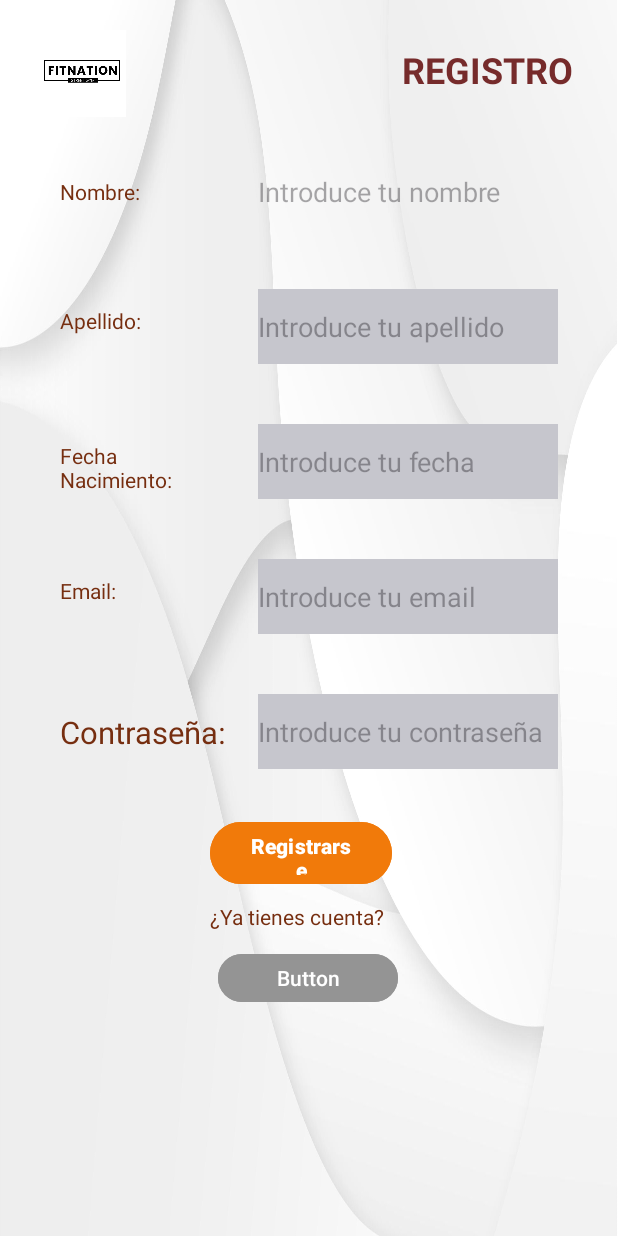
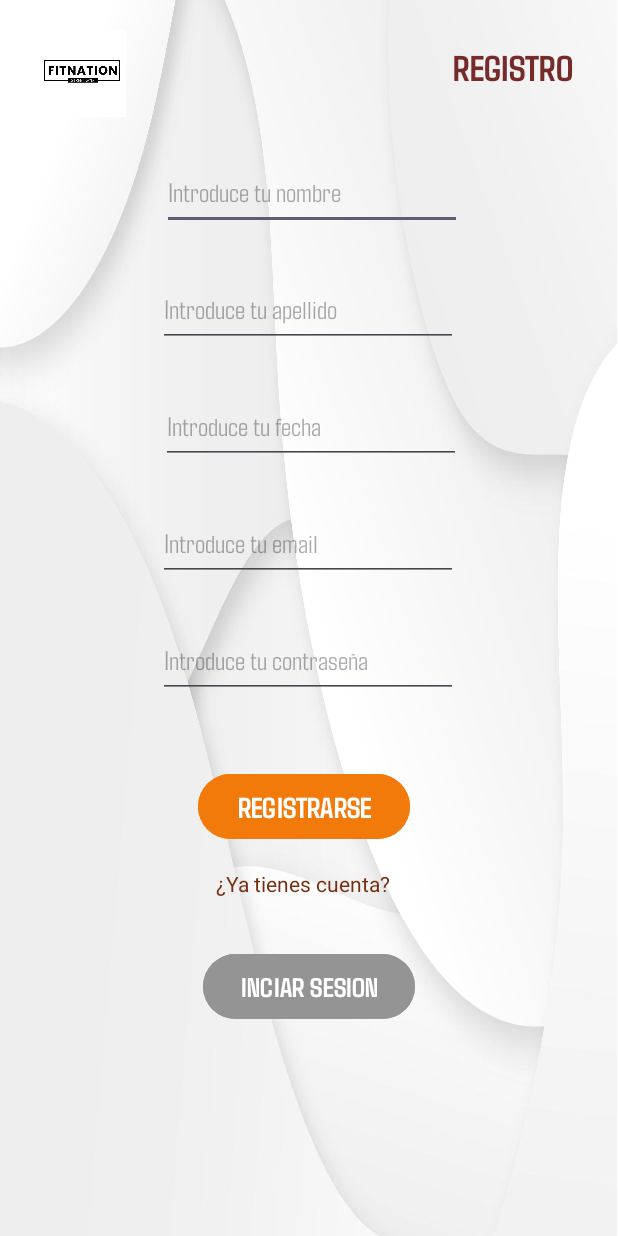
Before and after one commit to Memelero/E1_T5_MOB, an Android app: the RegistroActivity screen opened directly, with no data from a screen before it, on a phone screen of 412 x 824 dp. Run offline under Robolectric (Android 15) with nearby library versions, the phone set to English and light mode, and no system bars.

Commit message:
vista regsitro + login

```diff
--- a/app/src/main/res/layout/activity_login.xml
+++ b/app/src/main/res/layout/activity_login.xml
@@ -27,7 +27,8 @@
         android:layout_marginTop="30dp"
         android:layout_marginEnd="30dp"
         android:text="@string/login_title"
-        android:textColor="#000"
+        android:fontFamily="@font/agdasima_bold"
+        android:textColor="#762E10"
         android:textSize="24sp"
         android:textStyle="bold"
         app:layout_constraintEnd_toEndOf="parent"
@@ -39,8 +40,9 @@
         android:layout_height="42dp"
         android:layout_marginStart="68dp"
         android:layout_marginTop="56dp"
-        android:autoSizeTextType="uniform"
+        android:textSize="30dp"
         android:text="@string/email_label2"
+        android:fontFamily="@font/agdasima_bold"
         android:textColor="#762E10"
         app:layout_constraintStart_toStartOf="parent"
         app:layout_constraintTop_toBottomOf="@id/imageView"
@@ -51,60 +53,66 @@
         android:layout_width="200dp"
         android:layout_height="50dp"
         android:layout_marginStart="20dp"
+        android:layout_marginTop="36dp"
         android:layout_marginEnd="20dp"
         android:autofillHints="name"
-        android:background="@android:color/background_light"
-        app:layout_constraintTop_toBottomOf="@id/textView"
+        android:background="@color/material_dynamic_neutral80"
         android:ems="10"
         android:hint="@string/edit_text_hint1.1"
+        android:fontFamily="@font/agdasima_normal"
         android:inputType="text"
         android:textColor="#FFFFFF"
         app:layout_constraintEnd_toEndOf="parent"
         app:layout_constraintHorizontal_bias="0.28"
         app:layout_constraintStart_toStartOf="parent"
-        tools:ignore="MissingConstraints"
-        tools:layout_editor_absoluteY="176dp" />
+        app:layout_constraintTop_toBottomOf="@id/textView"
+        tools:ignore="MissingConstraints" />
 
     <TextView
         android:id="@+id/textViewContraseñaLogin"
-        android:layout_width="99dp"
+        android:layout_width="140dp"
         android:layout_height="46dp"
-        android:layout_marginTop="24dp"
         android:layout_marginStart="68dp"
-        android:autoSizeTextType="uniform"
+        android:layout_marginTop="36dp"
+        android:textSize="30dp"
         android:text="@string/contraseña_label2"
+        android:fontFamily="@font/agdasima_bold"
         android:textColor="#762E10"
+        app:layout_constraintStart_toStartOf="parent"
         app:layout_constraintTop_toBottomOf="@id/editIntroduceEmail"
-        tools:ignore="MissingConstraints,UnusedAttribute"
-        tools:layout_editor_absoluteX="68dp" />
+        tools:ignore="MissingConstraints,UnusedAttribute" />
+
     <EditText
         android:id="@+id/editTextText2"
         android:layout_width="200dp"
         android:layout_height="50dp"
         android:layout_marginStart="20dp"
+        android:layout_marginTop="36dp"
         android:layout_marginEnd="20dp"
         android:autofillHints="address"
-        android:background="@android:color/background_light"
+        android:background="@color/material_dynamic_neutral_variant80"
         android:ems="10"
-        app:layout_constraintTop_toBottomOf="@id/textViewContraseñaLogin"
         android:hint="@string/edit_text_hint2.2"
+        android:fontFamily="@font/agdasima_normal"
         android:inputType="text"
         android:textColor="#FFFFFF"
         app:layout_constraintEnd_toEndOf="parent"
         app:layout_constraintHorizontal_bias="0.28"
         app:layout_constraintStart_toStartOf="parent"
-        tools:ignore="MissingConstraints"
-        tools:layout_editor_absoluteY="298dp" />
+        app:layout_constraintTop_toBottomOf="@id/textViewContraseñaLogin"
+        tools:ignore="MissingConstraints" />
 
     <Button
         android:id="@+id/button2"
-        android:layout_width="121dp"
-        android:layout_height="55dp"
-        android:layout_marginStart="144dp"
-        android:layout_marginTop="376dp"
+        android:layout_width="187dp"
+        android:layout_height="65dp"
+        android:layout_marginStart="112dp"
+        android:layout_marginTop="480dp"
         android:backgroundTint="?android:attr/colorMultiSelectHighlight"
+        android:fontFamily="@font/agdasima_bold"
         android:text="@string/login2_button"
         android:textColor="#FFFFFF"
+        android:textSize="25dp"
         android:textStyle="bold"
         app:layout_constraintStart_toStartOf="parent"
         app:layout_constraintTop_toTopOf="parent" />
--- a/app/src/main/res/layout/activity_registro.xml
+++ b/app/src/main/res/layout/activity_registro.xml
@@ -6,6 +6,8 @@
     android:layout_height="match_parent"
     tools:context="com.example.e1_t5_mob.RegistroActivity"
     android:background="@drawable/fondo">
+
+
 
     <ImageView
         android:id="@+id/imageView"
@@ -26,181 +28,127 @@
         android:layout_marginEnd="30dp"
         android:text="@string/registro_title"
         android:textColor="#762B2B"
+        android:fontFamily="@font/agdasima_bold"
         android:textSize="24sp"
         android:textStyle="bold"
         app:layout_constraintEnd_toEndOf="parent"
         app:layout_constraintTop_toTopOf="parent" />
 
-    <TextView
-        android:id="@+id/textView"
-        android:layout_width="91dp"
-        android:layout_height="42dp"
-        android:layout_marginStart="40dp"
-        android:layout_marginTop="40dp"
-
-        android:text="@string/nombre_label"
-        android:textColor="#762E10"
-        app:layout_constraintStart_toStartOf="parent"
-        app:layout_constraintTop_toBottomOf="@id/imageView"
-        tools:ignore="UnusedAttribute"
-        tools:textSize="18sp" />
-
     <EditText
         android:id="@+id/editTextText"
         android:layout_width="200dp"
         android:layout_height="50dp"
-        android:layout_marginStart="20dp"
 
-        android:layout_marginTop="40dp"
-        android:layout_marginEnd="20dp"
+        android:layout_marginTop="44dp"
+        android:layout_marginEnd="104dp"
         android:autofillHints="name"
-        android:background="@android:color/transparent"
         android:ems="10"
 
+        android:fontFamily="@font/agdasima_normal"
         android:hint="@string/edit_text_hint"
         android:inputType="text"
-        android:textColor="@color/white"
+        android:textColor="@color/red"
+
         app:layout_constraintEnd_toEndOf="parent"
-        app:layout_constraintStart_toEndOf="@+id/textView"
         app:layout_constraintTop_toBottomOf="@id/registroTextView"
         tools:ignore="MissingConstraints" />
-    <TextView
-        android:id="@+id/textView2"
-        android:layout_width="99dp"
-        android:layout_height="46dp"
-        android:layout_marginStart="40dp"
-        android:layout_marginTop="44dp"
-
-        android:text="@string/apellido_label"
-        android:textColor="#762E10"
-        app:layout_constraintStart_toStartOf="parent"
-        app:layout_constraintTop_toBottomOf="@id/textView"
-        tools:ignore="MissingConstraints,UnusedAttribute"
-        tools:textSize="18sp" />
 
     <EditText
         android:id="@+id/editTextText2"
         android:layout_width="200dp"
         android:layout_height="50dp"
         android:layout_marginStart="20dp"
-        android:layout_marginTop="40dp"
+        android:layout_marginTop="28dp"
         android:layout_marginEnd="20dp"
         android:autofillHints="address"
-        android:background="@color/material_dynamic_neutral80"
+
         android:ems="10"
+        android:fontFamily="@font/agdasima_normal"
         android:hint="@string/edit_text_hint2"
         android:inputType="text"
-        android:textColor="#FFFFFF"
+        android:textColor="@color/red"
+
         app:layout_constraintEnd_toEndOf="parent"
-        app:layout_constraintHorizontal_bias="0.883"
+        app:layout_constraintHorizontal_bias="0.497"
         app:layout_constraintStart_toStartOf="parent"
         app:layout_constraintTop_toBottomOf="@id/editTextText"
         tools:ignore="MissingConstraints" />
 
-    <TextView
-        android:id="@+id/textView3"
-        android:layout_width="99dp"
-        android:layout_height="46dp"
-        android:layout_marginStart="40dp"
-        android:layout_marginTop="44dp"
-
-        android:text="@string/fecha_label"
-        android:textColor="#762E10"
-        app:layout_constraintStart_toStartOf="parent"
-        app:layout_constraintTop_toBottomOf="@id/textView2"
-        tools:ignore="MissingConstraints,UnusedAttribute"
-        tools:textSize="18sp" />
     <EditText
         android:id="@+id/editTextdate"
         android:layout_width="200dp"
         android:layout_height="50dp"
         android:layout_marginStart="20dp"
-        android:layout_marginTop="40dp"
+        android:layout_marginTop="28dp"
         android:layout_marginEnd="20dp"
+
         android:autofillHints="address"
-        android:background="@color/material_dynamic_neutral80"
+
         android:ems="10"
+        android:fontFamily="@font/agdasima_normal"
         android:hint="@string/edit_text_hint3"
         android:inputType="date"
-        android:textColor="#FFFFFF"
+        android:textColor="@color/red"
+
         app:layout_constraintEnd_toEndOf="parent"
-        app:layout_constraintHorizontal_bias="0.883"
+        app:layout_constraintHorizontal_bias="0.508"
         app:layout_constraintStart_toStartOf="parent"
         app:layout_constraintTop_toBottomOf="@id/editTextText2"
         tools:ignore="MissingConstraints" />
-
-    <TextView
-        android:id="@+id/textView4"
-        android:layout_width="99dp"
-        android:layout_height="46dp"
-        android:layout_marginStart="40dp"
-        android:layout_marginTop="44dp"
-
-        android:text="@string/email_label"
-        android:textColor="#762E10"
-        app:layout_constraintStart_toStartOf="parent"
-        app:layout_constraintTop_toBottomOf="@id/textView3"
-        tools:ignore="MissingConstraints,UnusedAttribute"
-        tools:textSize="18sp" />
 
     <EditText
         android:id="@+id/editTextTextEmailAddress"
         android:layout_width="200dp"
         android:layout_height="50dp"
         android:layout_marginStart="20dp"
-        android:layout_marginTop="40dp"
+        android:layout_marginTop="28dp"
         android:layout_marginEnd="20dp"
+
         android:autofillHints="address"
-        android:background="@color/material_dynamic_neutral80"
+
         android:ems="10"
+        android:fontFamily="@font/agdasima_normal"
         android:hint="@string/edit_text_hint4"
         android:inputType="textEmailAddress"
-        android:textColor="#FFFFFF"
+        android:textColor="@color/red"
+
         app:layout_constraintEnd_toEndOf="parent"
-        app:layout_constraintHorizontal_bias="0.883"
+        app:layout_constraintHorizontal_bias="0.497"
         app:layout_constraintStart_toStartOf="parent"
         app:layout_constraintTop_toBottomOf="@id/editTextdate"
         tools:ignore="MissingConstraints" />
 
-    <TextView
-        android:id="@+id/textView5"
-        android:layout_width="111dp"
-        android:layout_height="36dp"
-        android:layout_marginStart="40dp"
-        android:layout_marginTop="44dp"
-        android:autoSizeTextType="uniform"
-        android:text="@string/contraseña_label"
-        android:textColor="#762E10"
-        app:layout_constraintStart_toStartOf="parent"
-        app:layout_constraintTop_toBottomOf="@id/textView4"
-        tools:ignore="MissingConstraints,UnusedAttribute"
-        tools:textSize="18sp" />
     <EditText
         android:id="@+id/editTextNumberPassword"
         android:layout_width="200dp"
         android:layout_height="50dp"
         android:layout_marginStart="20dp"
-        android:layout_marginTop="40dp"
+        android:layout_marginTop="28dp"
         android:layout_marginEnd="20dp"
+
         android:autofillHints="password"
-        android:background="@color/material_dynamic_neutral80"
+
         android:ems="10"
+        android:fontFamily="@font/agdasima_normal"
         android:hint="@string/edit_text_hint5"
-        android:inputType="numberPassword"
-        android:textColor="#FFFFFF"
+        android:inputType="textWebPassword"
+        android:textColor="@color/red"
+
         app:layout_constraintEnd_toEndOf="parent"
-        app:layout_constraintHorizontal_bias="0.883"
+        app:layout_constraintHorizontal_bias="0.497"
         app:layout_constraintStart_toStartOf="parent"
         app:layout_constraintTop_toBottomOf="@id/editTextTextEmailAddress"
         tools:ignore="MissingConstraints" />
 
     <Button
         android:id="@+id/button2"
-        android:layout_width="121dp"
-        android:layout_height="49dp"
-        android:layout_marginStart="140dp"
-        android:layout_marginTop="544dp"
+        android:layout_width="141dp"
+        android:layout_height="51dp"
+        android:layout_marginStart="132dp"
+        android:layout_marginTop="512dp"
+        android:autoSizeTextType="uniform"
         android:backgroundTint="?android:attr/colorMultiSelectHighlight"
+        android:fontFamily="@font/agdasima_bold"
         android:text="@string/registrarse1_button"
         android:textColor="#FFFFFF"
         android:textStyle="bold"
@@ -211,8 +159,8 @@
         android:id="@+id/idTextView6"
         android:layout_width="120dp"
         android:layout_height="40dp"
-        android:layout_marginStart="140dp"
-        android:layout_marginTop="8dp"
+        android:layout_marginStart="144dp"
+        android:layout_marginTop="16dp"
 
         android:text="@string/cuenta_label"
         android:textColor="#762E10"
@@ -223,18 +171,20 @@
 
     <Button
         android:id="@+id/button3"
-        android:layout_width="120dp"
-        android:layout_height="40dp"
+        android:layout_width="141dp"
+        android:layout_height="51dp"
         android:layout_marginStart="40dp"
-
         android:layout_marginTop="632dp"
 
         android:layout_marginEnd="50dp"
+        android:autoSizeTextType="uniform"
         android:backgroundTint="#949494"
-        android:text="Button"
+        android:fontFamily="@font/agdasima_bold"
+        android:text="@string/login1_button"
         android:textColor="#FFFFFF"
+
         app:layout_constraintEnd_toEndOf="parent"
-        app:layout_constraintHorizontal_bias="0.522"
+        app:layout_constraintHorizontal_bias="0.527"
         app:layout_constraintStart_toStartOf="parent"
         app:layout_constraintTop_toTopOf="parent" />
 
--- a/app/src/main/res/values/colors.xml
+++ b/app/src/main/res/values/colors.xml
@@ -4,4 +4,5 @@
     <color name="purple_200">#BB86FC</color>
     <color name="black">#FF000000</color>
     <color name="white">#FFFFFFFF</color>
+    <color name="red">#6C170F</color>
 </resources>
--- a/app/src/main/res/values/strings.xml
+++ b/app/src/main/res/values/strings.xml
@@ -1,8 +1,8 @@
 <resources>
     <!--MAIN -->
     <string name="app_name">E1T5_MOB</string>
-    <string name="registrarse_button">Registrarse</string>
-    <string name="login_button">Login</string>
+    <string name="registrarse_button">REGISTRARSE</string>
+    <string name="login_button">LOGIN</string>
 
     <!--REGISTRO -->
     <string name="logo_description">Logo</string>
@@ -17,13 +17,15 @@
     <string name="edit_text_hint4">Introduce tu email</string>
     <string name="contraseña_label">Contraseña:</string>
     <string name="edit_text_hint5">Introduce tu contraseña</string>
-    <string name="registrarse1_button">Registrarse</string>
+    <string name="registrarse1_button">REGISTRARSE</string>
     <string name="cuenta_label">¿Ya tienes cuenta?</string>
+    <string name="login1_button">INCIAR SESION</string>
+
 
     <!--LOGIN -->
     <string name="email_label2">Email:</string>
     <string name="contraseña_label2">Contraseña:</string>
-    <string name="login_title">Iniciar Sesión</string>
+    <string name="login_title">INICIAR SESION</string>
     <string name="edit_text_hint1.1">Introduce tu email</string>
     <string name="edit_text_hint2.2">Introduce tu contraseña</string>
     <string name="login2_button">Iniciar sesión</string>
--- a/build.gradle.kts
+++ b/build.gradle.kts
@@ -2,4 +2,5 @@
 plugins {
     alias(libs.plugins.android.application) apply false
     alias(libs.plugins.kotlin.android) apply false
+
 }
```
